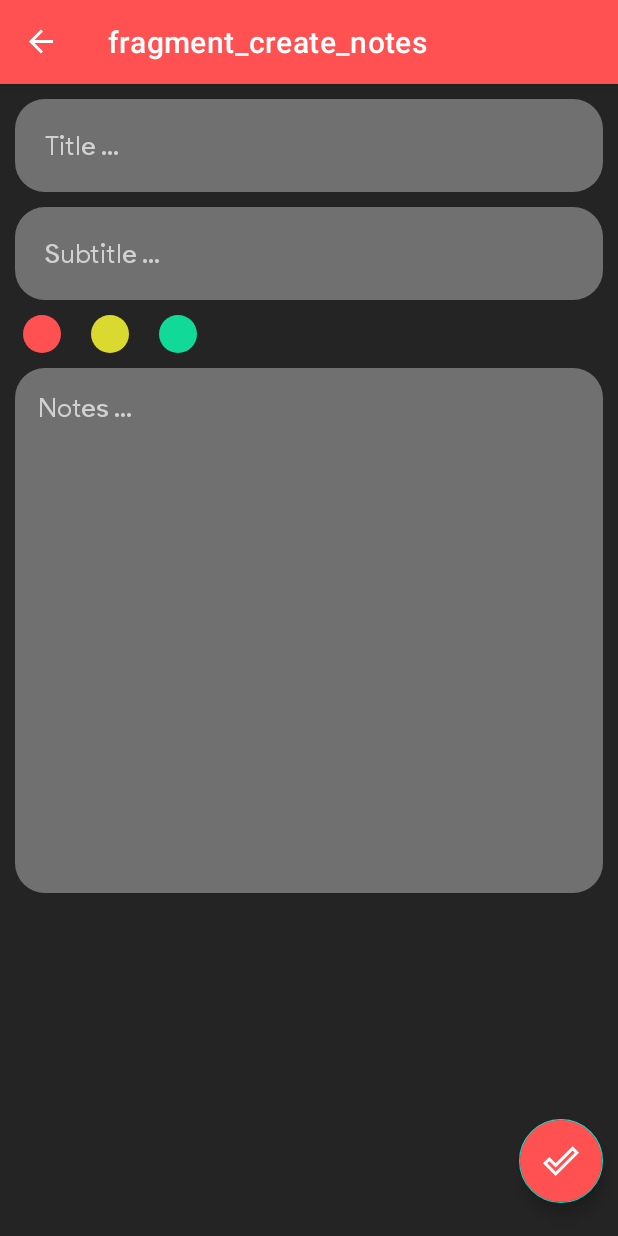
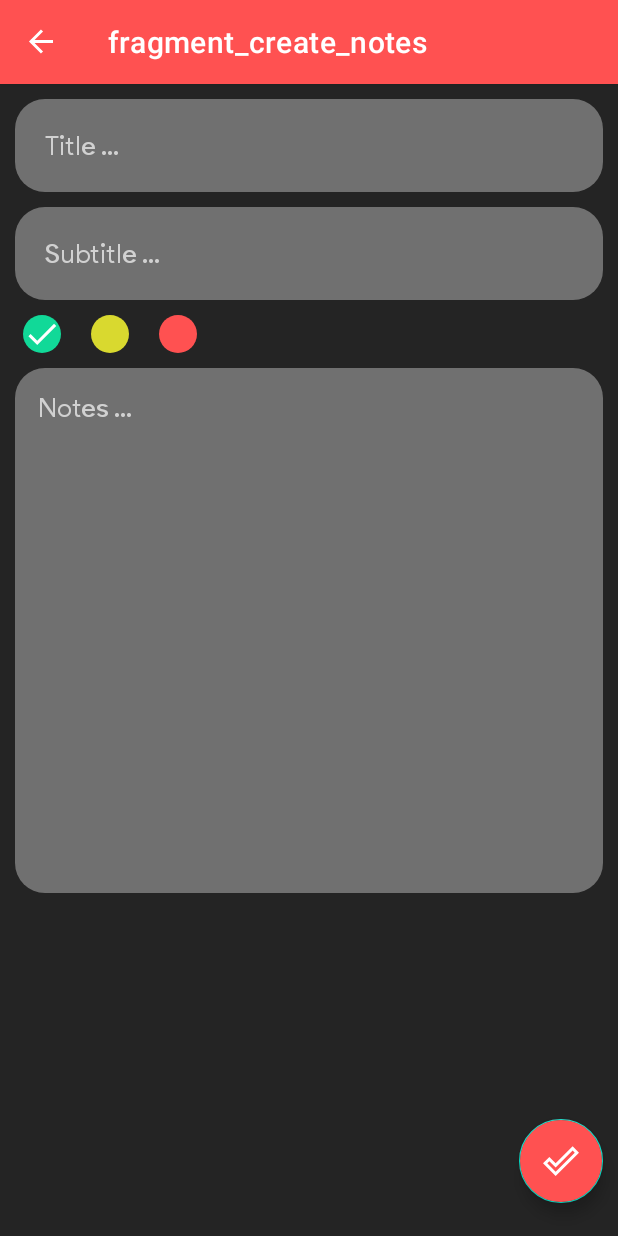
Before and after one commit to sukhdeep0409/NotesApp, an Android app: the CreateNotesFragment screen opened through its navigation route, on a phone screen of 412 x 824 dp. Run offline under Robolectric (Android 15) with nearby library versions, the phone set to English and light mode, and no system bars; our stand-ins replace navigation-ui.

Commit message:
create notes completed

```diff
--- a/app/src/main/java/com/example/notesapp/database/NotesDatabase.kt
+++ b/app/src/main/java/com/example/notesapp/database/NotesDatabase.kt
@@ -1,10 +1,13 @@
 package com.example.notesapp.database
 
 import android.content.Context
+import androidx.room.Database
 import androidx.room.Room
 import androidx.room.RoomDatabase
 import com.example.notesapp.dao.NotesDao
+import com.example.notesapp.model.Notes
 
+@Database(entities = [Notes::class], version = 1, exportSchema = false)
 abstract class NotesDatabase: RoomDatabase() {
     abstract fun myNotesDao(): NotesDao
 
@@ -23,7 +26,7 @@ abstract class NotesDatabase: RoomDatabase() {
                         context,
                         NotesDatabase::class.java,
                         "Notes"
-                    ).build()
+                    ).allowMainThreadQueries().build()
 
                 INSTANCE = roomDatabaseInstance
                 return roomDatabaseInstance
--- a/app/src/main/java/com/example/notesapp/model/Notes.kt
+++ b/app/src/main/java/com/example/notesapp/model/Notes.kt
@@ -9,6 +9,7 @@ constructor(
     @PrimaryKey(autoGenerate = true)
     var id: Int? = null,
     var title: String,
+    var subTitle: String,
     var notes: String,
     var date: String,
     var priority: String
--- /dev/null
+++ b/app/src/main/res/drawable/ic_tick.xml
@@ -0,0 +1,5 @@
+<vector android:height="24dp" android:tint="#FFFFFF"
+    android:viewportHeight="24" android:viewportWidth="24"
+    android:width="24dp" xmlns:android="http://schemas.android.com/apk/res/android">
+    <path android:fillColor="@android:color/white" android:pathData="M9,16.2L4.8,12l-1.4,1.4L9,19 21,7l-1.4,-1.4L9,16.2z"/>
+</vector>
--- a/app/src/main/res/layout/fragment_create_notes.xml
+++ b/app/src/main/res/layout/fragment_create_notes.xml
@@ -45,26 +45,25 @@
             android:orientation="horizontal"
             android:layout_marginTop="10dp">
 
-
             <ImageView
-                android:id="@+id/priority_red"
+                android:id="@+id/priority_green"
                 android:layout_width="25dp"
                 android:layout_height="25dp"
-                android:src="@drawable/red"
+                android:background="@drawable/green"
                 android:layout_marginStart="5dp"/>
 
             <ImageView
                 android:id="@+id/priority_yellow"
                 android:layout_width="25dp"
                 android:layout_height="25dp"
-                android:src="@drawable/yellow"
+                android:background="@drawable/yellow"
                 android:layout_marginStart="20dp"/>
 
             <ImageView
-                android:id="@+id/priority_green"
+                android:id="@+id/priority_red"
                 android:layout_width="25dp"
                 android:layout_height="25dp"
-                android:src="@drawable/green"
+                android:background="@drawable/red"
                 android:layout_marginStart="20dp"/>
 
         </LinearLayout>
```
Also changed, not shown: app/src/main/java/com/example/notesapp/ui/fragments/CreateNotesFragment.kt (+58 -2 lines).
